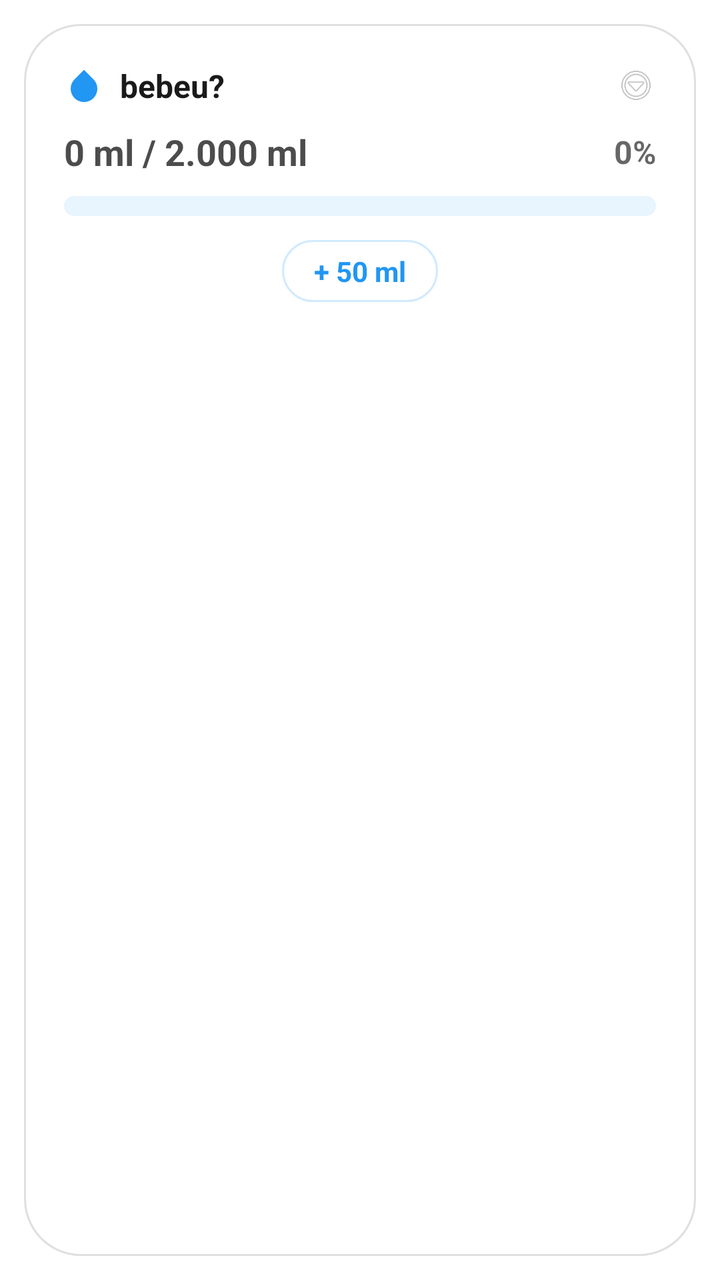
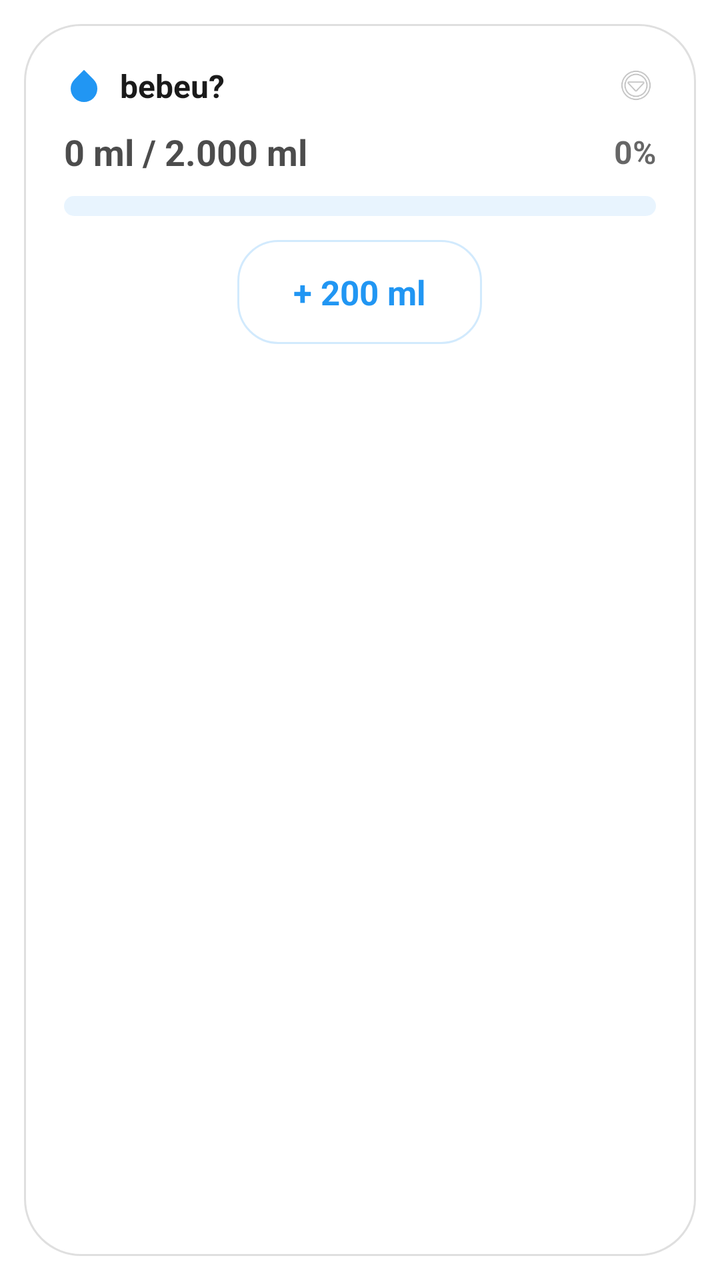

The first picture is an Android layout as it rendered before a commit; the second is the same layout after the commit. The layout source and the unified diff follow.
<!-- AndroidManifest.xml: fallback theme Theme.MaterialComponents.DayNight.NoActionBar -->
<!-- res/layout/home_widget_large.xml -->
<?xml version="1.0" encoding="utf-8"?>
<FrameLayout xmlns:android="http://schemas.android.com/apk/res/android"
    android:id="@+id/widget_container"
    android:layout_width="match_parent"
    android:layout_height="match_parent"
    android:background="@android:color/transparent"
    android:padding="12dp">

    <LinearLayout
        android:id="@+id/widget_default"
        android:layout_width="match_parent"
        android:layout_height="match_parent"
        android:background="@drawable/widget_card_bg"
        android:orientation="vertical"
        android:padding="20dp"
        android:visibility="visible">

        <LinearLayout
            android:id="@+id/widget_header_row"
            android:layout_width="match_parent"
            android:layout_height="wrap_content"
            android:gravity="center_vertical"
            android:orientation="horizontal">

            <ImageView
                android:layout_width="20dp"
                android:layout_height="20dp"
                android:contentDescription="@null"
                android:src="@drawable/ic_water_drop" />

            <TextView
                android:layout_width="wrap_content"
                android:layout_height="wrap_content"
                android:layout_marginStart="8dp"
                android:text="bebeu?"
                android:textColor="#1A1A1A"
                android:textSize="16sp"
                android:textStyle="bold" />

            <FrameLayout
                android:layout_width="0dp"
                android:layout_height="0dp"
                android:layout_weight="1" />

            <ImageView
                android:layout_width="20dp"
                android:layout_height="20dp"
                android:alpha="0.5"
                android:contentDescription="@null"
                android:src="@android:drawable/ic_menu_more" />
        </LinearLayout>

        <LinearLayout
            android:id="@+id/widget_stats_block"
            android:layout_width="match_parent"
            android:layout_height="wrap_content"
            android:layout_marginTop="10dp"
            android:orientation="vertical">

            <LinearLayout
                android:layout_width="match_parent"
                android:layout_height="wrap_content"
                android:gravity="center_vertical"
                android:orientation="horizontal">

                <TextView
                    android:id="@+id/widget_intake"
                    android:layout_width="0dp"
                    android:layout_height="wrap_content"
                    android:layout_weight="1"
                    android:text="0 ml / 2.000 ml"
                    android:textColor="#B3000000"
                    android:textSize="18sp"
                    android:textStyle="bold" />

                <TextView
                    android:id="@+id/widget_percent"
                    android:layout_width="wrap_content"
                    android:layout_height="wrap_content"
                    android:text="0%"
                    android:textColor="#99000000"
                    android:textSize="16sp"
                    android:textStyle="bold" />
            </LinearLayout>

            <ProgressBar
                android:id="@+id/widget_progress"
                style="?android:attr/progressBarStyleHorizontal"
                android:layout_width="match_parent"
                android:layout_height="10dp"
                android:layout_marginTop="10dp"
                android:indeterminate="false"
                android:max="100"
                android:progress="0"
                android:progressDrawable="@drawable/widget_progress_bar" />
        </LinearLayout>

        <LinearLayout
            android:layout_width="match_parent"
            android:layout_height="12dp"
            android:gravity="center" />

        <LinearLayout
            android:id="@+id/widget_add_area"
            android:layout_width="wrap_content"
            android:layout_height="wrap_content"
            android:layout_gravity="center_horizontal"
            android:background="@drawable/widget_button_bg"
            android:gravity="center_vertical"
            android:orientation="horizontal"
            android:paddingStart="16dp"
            android:paddingTop="6dp"
            android:paddingEnd="16dp"
            android:paddingBottom="6dp">

            <TextView
                android:layout_width="wrap_content"
                android:layout_height="wrap_content"
                android:text="+ 50 ml"
                android:textColor="#2196F3"
                android:textSize="14sp"
                android:textStyle="bold" />
        </LinearLayout>
    </LinearLayout>

    <ImageView
        android:id="@+id/widget_image"
        android:layout_width="match_parent"
        android:layout_height="match_parent"
        android:contentDescription="@null"
        android:scaleType="fitCenter"
        android:visibility="gone" />

</FrameLayout>
<!-- resources referenced by this layout -->
<resources>
  <!-- drawable ic_water_drop (drawable) -->
  <?xml version="1.0" encoding="utf-8"?>
  <vector xmlns:android="http://schemas.android.com/apk/res/android"
      android:width="20dp"
      android:height="20dp"
      android:viewportWidth="24"
      android:viewportHeight="24">
      <path
          android:fillColor="#2196F3"
          android:pathData="M12,2.69l5.66,5.66a8,8 0,1 1,-11.31 0z" />
  </vector>
  <!-- drawable widget_button_bg (drawable) -->
  <?xml version="1.0" encoding="utf-8"?>
  <shape xmlns:android="http://schemas.android.com/apk/res/android"
      android:shape="rectangle">
      <solid android:color="#80FFFFFF" />
      <corners android:radius="20dp" />
      <stroke
          android:width="1dp"
          android:color="#332196F3" />
  </shape>
  <!-- drawable widget_card_bg (drawable) -->
  <?xml version="1.0" encoding="utf-8"?>
  <shape xmlns:android="http://schemas.android.com/apk/res/android"
      android:shape="rectangle">
      <solid android:color="#CCFFFFFF" />
      <corners android:radius="28dp" />
      <stroke
          android:width="1dp"
          android:color="#20000000" />
  </shape>
  <!-- drawable widget_progress_bar (drawable) -->
  <?xml version="1.0" encoding="utf-8"?>
  <layer-list xmlns:android="http://schemas.android.com/apk/res/android">
      <item android:id="@android:id/background">
          <shape android:shape="rectangle">
              <solid android:color="#1A2196F3" />
              <corners android:radius="5dp" />
          </shape>
      </item>
      <item android:id="@android:id/progress">
          <clip>
              <shape android:shape="rectangle">
                  <gradient
                      android:startColor="#00B4DB"
                      android:endColor="#0083B0"
                      android:angle="0" />
                  <corners android:radius="5dp" />
              </shape>
          </clip>
      </item>
  </layer-list>
</resources>

<!-- the commit's change to res/layout/home_widget_large.xml (unified diff, before → after) -->
@@ -106,19 +106,21 @@
             android:layout_height="wrap_content"
             android:layout_gravity="center_horizontal"
             android:background="@drawable/widget_button_bg"
-            android:gravity="center_vertical"
+            android:gravity="center"
+            android:minHeight="52dp"
             android:orientation="horizontal"
-            android:paddingStart="16dp"
-            android:paddingTop="6dp"
-            android:paddingEnd="16dp"
-            android:paddingBottom="6dp">
+            android:paddingStart="28dp"
+            android:paddingTop="14dp"
+            android:paddingEnd="28dp"
+            android:paddingBottom="14dp">
 
             <TextView
+                android:id="@+id/widget_quick_add_label"
                 android:layout_width="wrap_content"
                 android:layout_height="wrap_content"
-                android:text="+ 50 ml"
+                android:text="+ 200 ml"
                 android:textColor="#2196F3"
-                android:textSize="14sp"
+                android:textSize="17sp"
                 android:textStyle="bold" />
         </LinearLayout>
     </LinearLayout>
